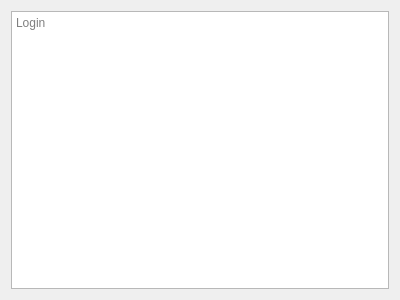
Old version of the form frontend/forms/login.ui in the repository tvt23-pankkiprojekti/SPO_Group11.
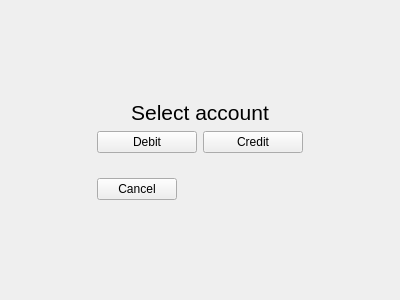
New version of the form.

Commit message:
Login widget (#64)
* login widget

* move debugs so the functions are easier to read

* fix typo

Diff of the .ui file:
```diff
--- a/frontend/forms/login.ui
+++ b/frontend/forms/login.ui
@@ -14,13 +14,302 @@
    <string>Form</string>
   </property>
   <layout class="QGridLayout" name="gridLayout">
-   <item row="0" column="0">
-    <widget class="QTextBrowser" name="textBrowser">
-     <property name="placeholderText">
-      <string>Login</string>
+   <item row="0" column="1">
+    <spacer name="verticalSpacer">
+     <property name="orientation">
+      <enum>Qt::Vertical</enum>
      </property>
+     <property name="sizeHint" stdset="0">
+      <size>
+       <width>20</width>
+       <height>87</height>
+      </size>
+     </property>
+    </spacer>
+   </item>
+   <item row="1" column="1">
+    <widget class="QStackedWidget" name="stackedWidget_loginContainer">
+     <property name="currentIndex">
+      <number>2</number>
+     </property>
+     <widget class="QWidget" name="page_insertCard">
+      <layout class="QGridLayout" name="gridLayout_3">
+       <item row="0" column="1">
+        <layout class="QHBoxLayout" name="horizontalLayout_2">
+         <item>
+          <spacer name="horizontalSpacer_4">
+           <property name="orientation">
+            <enum>Qt::Horizontal</enum>
+           </property>
+           <property name="sizeHint" stdset="0">
+            <size>
+             <width>40</width>
+             <height>20</height>
+            </size>
+           </property>
+          </spacer>
+         </item>
+         <item>
+          <widget class="QLabel" name="label_insertCard">
+           <property name="font">
+            <font>
+             <pointsize>16</pointsize>
+            </font>
+           </property>
+           <property name="text">
+            <string>Insert card</string>
+           </property>
+          </widget>
+         </item>
+         <item>
+          <spacer name="horizontalSpacer_5">
+           <property name="orientation">
+            <enum>Qt::Horizontal</enum>
+           </property>
+           <property name="sizeHint" stdset="0">
+            <size>
+             <width>40</width>
+             <height>20</height>
+            </size>
+           </property>
+          </spacer>
+         </item>
+        </layout>
+       </item>
+      </layout>
+     </widget>
+     <widget class="QWidget" name="page_enterPin">
+      <layout class="QGridLayout" name="gridLayout_2">
+       <item row="0" column="0">
+        <layout class="QVBoxLayout" name="verticalLayout">
+         <item>
+          <widget class="QLineEdit" name="lineEdit_pin">
+           <property name="font">
+            <font>
+             <pointsize>16</pointsize>
+            </font>
+           </property>
+           <property name="inputMask">
+            <string/>
+           </property>
+           <property name="maxLength">
+            <number>4</number>
+           </property>
+           <property name="frame">
+            <bool>true</bool>
+           </property>
+           <property name="echoMode">
+            <enum>QLineEdit::Password</enum>
+           </property>
+           <property name="alignment">
+            <set>Qt::AlignCenter</set>
+           </property>
+           <property name="placeholderText">
+            <string>PIN</string>
+           </property>
+          </widget>
+         </item>
+         <item>
+          <layout class="QHBoxLayout" name="horizontalLayout">
+           <item>
+            <widget class="QPushButton" name="pushButton_cancelEnterPin">
+             <property name="text">
+              <string>Cancel</string>
+             </property>
+            </widget>
+           </item>
+           <item>
+            <spacer name="horizontalSpacer_3">
+             <property name="orientation">
+              <enum>Qt::Horizontal</enum>
+             </property>
+             <property name="sizeHint" stdset="0">
+              <size>
+               <width>40</width>
+               <height>20</height>
+              </size>
+             </property>
+            </spacer>
+           </item>
+           <item>
+            <widget class="QPushButton" name="pushButton_login">
+             <property name="text">
+              <string>Login</string>
+             </property>
+            </widget>
+           </item>
+          </layout>
+         </item>
+        </layout>
+       </item>
+      </layout>
+     </widget>
+     <widget class="QWidget" name="page_selectAccount">
+      <property name="sizePolicy">
+       <sizepolicy hsizetype="Preferred" vsizetype="Preferred">
+        <horstretch>0</horstretch>
+        <verstretch>0</verstretch>
+       </sizepolicy>
+      </property>
+      <layout class="QGridLayout" name="gridLayout_4">
+       <item row="0" column="0">
+        <layout class="QVBoxLayout" name="verticalLayout_4" stretch="0,0,0,0,0,0">
+         <property name="spacing">
+          <number>6</number>
+         </property>
+         <property name="sizeConstraint">
+          <enum>QLayout::SetDefaultConstraint</enum>
+         </property>
+         <item>
+          <spacer name="verticalSpacer_5">
+           <property name="orientation">
+            <enum>Qt::Vertical</enum>
+           </property>
+           <property name="sizeHint" stdset="0">
+            <size>
+             <width>20</width>
+             <height>40</height>
+            </size>
+           </property>
+          </spacer>
+         </item>
+         <item>
+          <widget class="QLabel" name="label_selectAccount">
+           <property name="sizePolicy">
+            <sizepolicy hsizetype="Preferred" vsizetype="Preferred">
+             <horstretch>0</horstretch>
+             <verstretch>0</verstretch>
+            </sizepolicy>
+           </property>
+           <property name="font">
+            <font>
+             <pointsize>16</pointsize>
+            </font>
+           </property>
+           <property name="text">
+            <string>Select account</string>
+           </property>
+           <property name="alignment">
+            <set>Qt::AlignCenter</set>
+           </property>
+          </widget>
+         </item>
+         <item>
+          <layout class="QHBoxLayout" name="horizontalLayout_6">
+           <item>
+            <widget class="QPushButton" name="pushButton_debit">
+             <property name="text">
+              <string>Debit</string>
+             </property>
+            </widget>
+           </item>
+           <item>
+            <widget class="QPushButton" name="pushButton_credit">
+             <property name="text">
+              <string>Credit</string>
+             </property>
+            </widget>
+           </item>
+          </layout>
+         </item>
+         <item>
+          <spacer name="verticalSpacer_4">
+           <property name="orientation">
+            <enum>Qt::Vertical</enum>
+           </property>
+           <property name="sizeType">
+            <enum>QSizePolicy::Maximum</enum>
+           </property>
+           <property name="sizeHint" stdset="0">
+            <size>
+             <width>20</width>
+             <height>30</height>
+            </size>
+           </property>
+          </spacer>
+         </item>
+         <item>
+          <layout class="QHBoxLayout" name="horizontalLayout_3">
+           <item>
+            <widget class="QPushButton" name="pushButton_cancelSelectAccount">
+             <property name="text">
+              <string>Cancel</string>
+             </property>
+            </widget>
+           </item>
+           <item>
+            <spacer name="horizontalSpacer_6">
+             <property name="orientation">
+              <enum>Qt::Horizontal</enum>
+             </property>
+             <property name="sizeHint" stdset="0">
+              <size>
+               <width>40</width>
+               <height>20</height>
+              </size>
+             </property>
+            </spacer>
+           </item>
+          </layout>
+         </item>
+         <item>
+          <spacer name="verticalSpacer_3">
+           <property name="orientation">
+            <enum>Qt::Vertical</enum>
+           </property>
+           <property name="sizeHint" stdset="0">
+            <size>
+             <width>20</width>
+             <height>40</height>
+            </size>
+           </property>
+          </spacer>
+         </item>
+        </layout>
+       </item>
+      </layout>
+     </widget>
     </widget>
    </item>
+   <item row="2" column="1">
+    <spacer name="verticalSpacer_2">
+     <property name="orientation">
+      <enum>Qt::Vertical</enum>
+     </property>
+     <property name="sizeHint" stdset="0">
+      <size>
+       <width>20</width>
+       <height>87</height>
+      </size>
+     </property>
+    </spacer>
+   </item>
+   <item row="1" column="2">
+    <spacer name="horizontalSpacer_2">
+     <property name="orientation">
+      <enum>Qt::Horizontal</enum>
+     </property>
+     <property name="sizeHint" stdset="0">
+      <size>
+       <width>67</width>
+       <height>20</height>
+      </size>
+     </property>
+    </spacer>
+   </item>
+   <item row="1" column="0">
+    <spacer name="horizontalSpacer">
+     <property name="orientation">
+      <enum>Qt::Horizontal</enum>
+     </property>
+     <property name="sizeHint" stdset="0">
+      <size>
+       <width>67</width>
+       <height>20</height>
+      </size>
+     </property>
+    </spacer>
+   </item>
   </layout>
  </widget>
  <resources/>
```
The commit also changes 4 other files.
